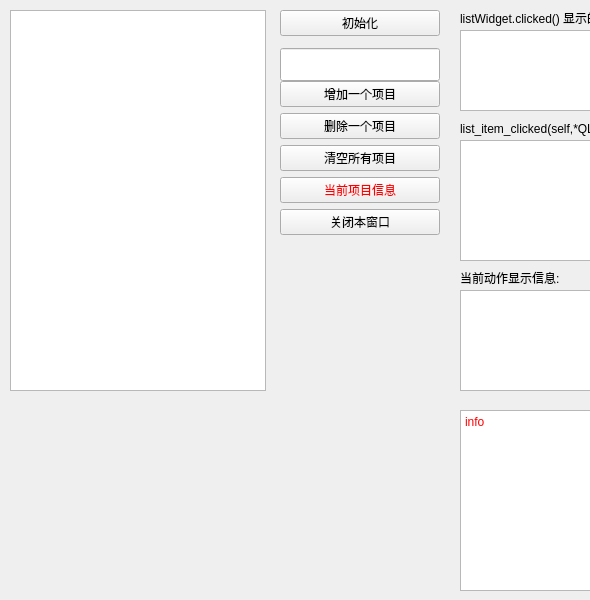
This is qt/qt02/qt23_listWidget.ui in netfj/Project_Stu01 as Qt 5 draws it before an edit; both pictures show x 0 to 590 and y 0 to 600 of the 1130 by 600 pixel window. The edited form follows.
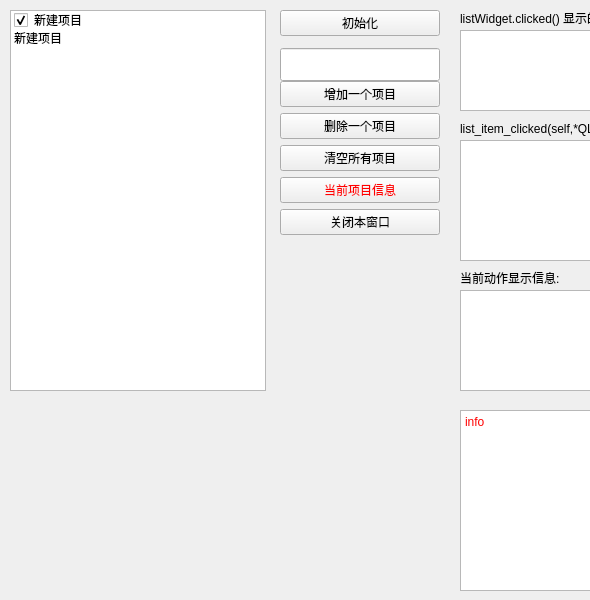
This is the edited form.

```diff
--- a/qt/qt02/qt23_listWidget.ui
+++ b/qt/qt02/qt23_listWidget.ui
@@ -22,6 +22,31 @@
      <height>381</height>
     </rect>
    </property>
+   <property name="iconSize">
+    <size>
+     <width>0</width>
+     <height>199</height>
+    </size>
+   </property>
+   <item>
+    <property name="text">
+     <string>新建项目</string>
+    </property>
+    <property name="checkState">
+     <enum>Checked</enum>
+    </property>
+    <property name="flags">
+     <set>NoItemFlags</set>
+    </property>
+   </item>
+   <item>
+    <property name="text">
+     <string>新建项目</string>
+    </property>
+    <property name="checkState">
+     <enum>Unchecked</enum>
+    </property>
+   </item>
   </widget>
   <widget class="QWidget" name="verticalLayoutWidget">
    <property name="geometry">
@@ -29,7 +54,7 @@
      <x>280</x>
      <y>10</y>
      <width>160</width>
-     <height>431</height>
+     <height>331</height>
     </rect>
    </property>
    <layout class="QVBoxLayout" name="verticalLayout">
```
Left out of the diff: 1 changed line with no effect on the pictures.
